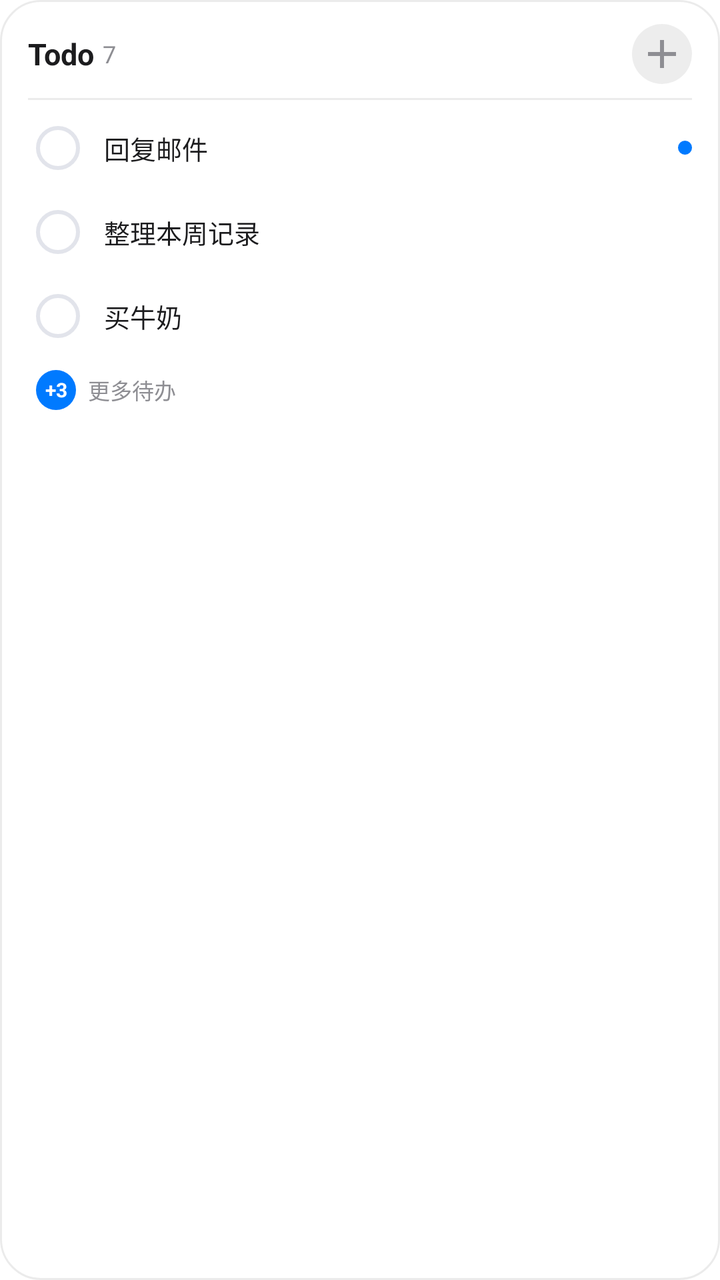
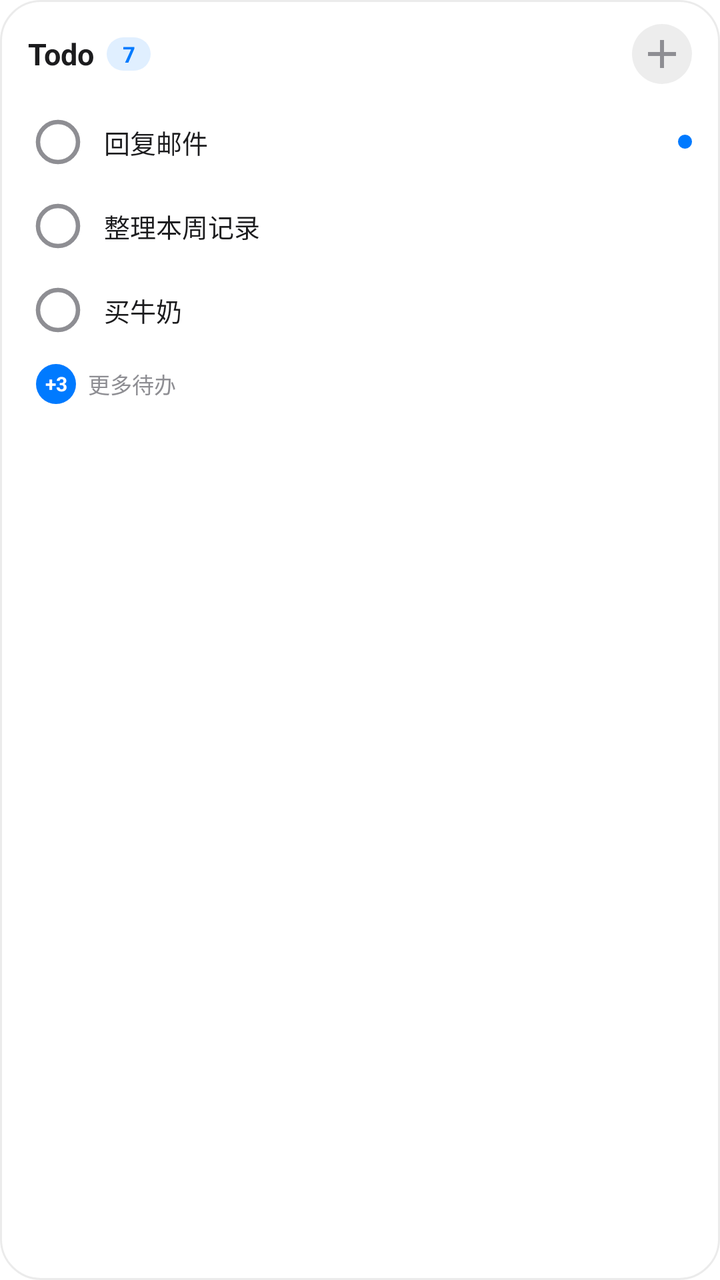

The first picture is an Android layout as it rendered before a commit; the second is the same layout after the commit. The layout source and the unified diff follow.
<!-- AndroidManifest.xml: fallback theme Theme.MaterialComponents.DayNight.NoActionBar -->
<!-- res/layout/widget_todo_preview.xml -->
<?xml version="1.0" encoding="utf-8"?>
<LinearLayout xmlns:android="http://schemas.android.com/apk/res/android"
    android:layout_width="match_parent"
    android:layout_height="match_parent"
    android:background="@drawable/bg_widget_todo"
    android:orientation="vertical"
    android:paddingLeft="14dp"
    android:paddingTop="12dp"
    android:paddingRight="14dp"
    android:paddingBottom="12dp">

    <RelativeLayout
        android:layout_width="match_parent"
        android:layout_height="wrap_content">

        <TextView
            android:id="@+id/preview_todo_title"
            android:layout_width="wrap_content"
            android:layout_height="wrap_content"
            android:layout_alignParentLeft="true"
            android:layout_centerVertical="true"
            android:text="Todo"
            android:textColor="@color/widget_text_primary"
            android:textSize="15sp"
            android:textStyle="bold" />

        <TextView
            android:layout_width="wrap_content"
            android:layout_height="wrap_content"
            android:layout_centerVertical="true"
            android:layout_marginLeft="4dp"
            android:layout_toRightOf="@id/preview_todo_title"
            android:text="7"
            android:textColor="@color/widget_text_secondary"
            android:textSize="12sp" />

        <ImageButton
            android:layout_width="30dp"
            android:layout_height="30dp"
            android:layout_alignParentRight="true"
            android:layout_centerVertical="true"
            android:background="@drawable/bg_widget_icon_btn"
            android:contentDescription="快速添加待办"
            android:scaleType="centerInside"
            android:src="@drawable/ic_add" />
    </RelativeLayout>

    <TextView
        android:layout_width="match_parent"
        android:layout_height="1dp"
        android:layout_marginTop="7dp"
        android:layout_marginBottom="5dp"
        android:background="@color/widget_todo_hairline" />

    <LinearLayout
        android:layout_width="match_parent"
        android:layout_height="wrap_content"
        android:layout_marginBottom="4dp"
        android:gravity="center_vertical"
        android:orientation="horizontal"
        android:paddingTop="4dp"
        android:paddingBottom="4dp">

        <ImageView
            android:layout_width="30dp"
            android:layout_height="30dp"
            android:contentDescription="标记完成"
            android:scaleType="centerInside"
            android:src="@drawable/ic_checkbox_unchecked" />

        <TextView
            android:layout_width="0dp"
            android:layout_height="wrap_content"
            android:layout_marginStart="8dp"
            android:layout_weight="1"
            android:ellipsize="end"
            android:maxLines="1"
            android:text="回复邮件"
            android:textColor="@color/widget_text_primary"
            android:textSize="13sp" />

        <ImageView
            android:layout_width="7dp"
            android:layout_height="7dp"
            android:layout_marginLeft="6dp"
            android:background="@drawable/bg_widget_priority_dot" />
    </LinearLayout>

    <LinearLayout
        android:layout_width="match_parent"
        android:layout_height="wrap_content"
        android:layout_marginBottom="4dp"
        android:gravity="center_vertical"
        android:orientation="horizontal"
        android:paddingTop="4dp"
        android:paddingBottom="4dp">

        <ImageView
            android:layout_width="30dp"
            android:layout_height="30dp"
            android:contentDescription="标记完成"
            android:scaleType="centerInside"
            android:src="@drawable/ic_checkbox_unchecked" />

        <TextView
            android:layout_width="0dp"
            android:layout_height="wrap_content"
            android:layout_marginStart="8dp"
            android:layout_weight="1"
            android:ellipsize="end"
            android:maxLines="1"
            android:text="整理本周记录"
            android:textColor="@color/widget_text_primary"
            android:textSize="13sp" />
    </LinearLayout>

    <LinearLayout
        android:layout_width="match_parent"
        android:layout_height="wrap_content"
        android:layout_marginBottom="4dp"
        android:gravity="center_vertical"
        android:orientation="horizontal"
        android:paddingTop="4dp"
        android:paddingBottom="4dp">

        <ImageView
            android:layout_width="30dp"
            android:layout_height="30dp"
            android:contentDescription="标记完成"
            android:scaleType="centerInside"
            android:src="@drawable/ic_checkbox_unchecked" />

        <TextView
            android:layout_width="0dp"
            android:layout_height="wrap_content"
            android:layout_marginStart="8dp"
            android:layout_weight="1"
            android:ellipsize="end"
            android:maxLines="1"
            android:text="买牛奶"
            android:textColor="@color/widget_text_primary"
            android:textSize="13sp" />
    </LinearLayout>

    <LinearLayout
        android:layout_width="wrap_content"
        android:layout_height="wrap_content"
        android:layout_marginStart="4dp"
        android:layout_marginTop="4dp"
        android:gravity="center_vertical"
        android:orientation="horizontal">

        <TextView
            android:layout_width="20dp"
            android:layout_height="20dp"
            android:background="@drawable/bg_widget_badge"
            android:gravity="center"
            android:text="+3"
            android:textColor="@color/widget_badge_text"
            android:textSize="10sp"
            android:textStyle="bold" />

        <TextView
            android:layout_width="wrap_content"
            android:layout_height="wrap_content"
            android:layout_marginStart="6dp"
            android:text="更多待办"
            android:textColor="@color/widget_text_secondary"
            android:textSize="11sp" />
    </LinearLayout>
</LinearLayout>
<!-- resources referenced by this layout -->
<resources>
  <color name="widget_badge_text">#FFFFFFFF</color>
  <color name="widget_text_primary">#1C1C1E</color>
  <color name="widget_text_secondary">#8E8E93</color>
  <color name="widget_todo_hairline">#14000000</color>
  <!-- drawable bg_widget_badge (drawable) -->
  <?xml version="1.0" encoding="utf-8"?>
  <shape xmlns:android="http://schemas.android.com/apk/res/android">
      <solid android:color="@color/widget_accent" />
      <corners android:radius="10dp" />
  </shape>
  <!-- drawable bg_widget_icon_btn (drawable) -->
  <?xml version="1.0" encoding="utf-8"?>
  <shape xmlns:android="http://schemas.android.com/apk/res/android"
      android:shape="oval">
      <solid android:color="@color/widget_todo_icon_bg" />
  </shape>
  <!-- drawable bg_widget_priority_dot (drawable) -->
  <?xml version="1.0" encoding="utf-8"?>
  <shape xmlns:android="http://schemas.android.com/apk/res/android"
      android:shape="oval">
      <solid android:color="@color/widget_priority" />
  </shape>
  <!-- drawable bg_widget_todo (drawable) -->
  <?xml version="1.0" encoding="utf-8"?>
  <shape xmlns:android="http://schemas.android.com/apk/res/android"
      android:shape="rectangle">
      <solid android:color="@color/widget_todo_surface" />
      <corners android:radius="20dp" />
      <stroke android:width="1dp" android:color="@color/widget_todo_hairline" />
  </shape>
  <!-- drawable ic_add (drawable) -->
  <vector xmlns:android="http://schemas.android.com/apk/res/android"
      android:width="24dp"
      android:height="24dp"
      android:viewportWidth="24"
      android:viewportHeight="24">
      <path
          android:fillColor="@color/widget_text_secondary"
          android:pathData="M19,13h-6v6h-2v-6H5v-2h6V5h2v6h6v2z" />
  </vector>
  <!-- drawable ic_checkbox_unchecked (drawable) -->
  <vector xmlns:android="http://schemas.android.com/apk/res/android"
      android:width="24dp"
      android:height="24dp"
      android:viewportWidth="24"
      android:viewportHeight="24">
      <path
          android:strokeColor="@color/widget_border"
          android:strokeWidth="2"
          android:fillColor="#00000000"
          android:pathData="M12,12m-10,0a10,10 0,1 1,20 0a10,10 0,1 1,-20 0" />
  </vector>
  <color name="widget_accent">#007AFF</color>
  <color name="widget_todo_icon_bg">#12000000</color>
  <color name="widget_priority">#007AFF</color>
  <color name="widget_todo_surface">#CCFFFFFF</color>
  <color name="widget_border">#E2E4EB</color>
</resources>

<!-- the commit's change to res/layout/widget_todo_preview.xml (unified diff, before → after) -->
@@ -11,7 +11,8 @@
 
     <RelativeLayout
         android:layout_width="match_parent"
-        android:layout_height="wrap_content">
+        android:layout_height="wrap_content"
+        android:layout_marginBottom="10dp">
 
         <TextView
             android:id="@+id/preview_todo_title"
@@ -28,11 +29,19 @@
             android:layout_width="wrap_content"
             android:layout_height="wrap_content"
             android:layout_centerVertical="true"
-            android:layout_marginLeft="4dp"
+            android:layout_marginLeft="6dp"
             android:layout_toRightOf="@id/preview_todo_title"
+            android:background="@drawable/bg_widget_todo_count"
+            android:gravity="center"
+            android:minWidth="22dp"
+            android:paddingLeft="6dp"
+            android:paddingTop="1dp"
+            android:paddingRight="6dp"
+            android:paddingBottom="1dp"
             android:text="7"
-            android:textColor="@color/widget_text_secondary"
-            android:textSize="12sp" />
+            android:textColor="@color/widget_accent"
+            android:textSize="11sp"
+            android:textStyle="bold" />
 
         <ImageButton
             android:layout_width="30dp"
@@ -44,13 +53,6 @@
             android:scaleType="centerInside"
             android:src="@drawable/ic_add" />
     </RelativeLayout>
-
-    <TextView
-        android:layout_width="match_parent"
-        android:layout_height="1dp"
-        android:layout_marginTop="7dp"
-        android:layout_marginBottom="5dp"
-        android:background="@color/widget_todo_hairline" />
 
     <LinearLayout
         android:layout_width="match_parent"
<!-- resource entries referenced after the edit -->
@@ -1,9 +1,9 @@
 <!-- resources referenced by this layout -->
 <resources>
+  <color name="widget_accent">#007AFF</color>
   <color name="widget_badge_text">#FFFFFFFF</color>
   <color name="widget_text_primary">#1C1C1E</color>
   <color name="widget_text_secondary">#8E8E93</color>
-  <color name="widget_todo_hairline">#14000000</color>
   <!-- drawable bg_widget_badge (drawable) -->
   <?xml version="1.0" encoding="utf-8"?>
   <shape xmlns:android="http://schemas.android.com/apk/res/android">
@@ -30,6 +30,13 @@
       <corners android:radius="20dp" />
       <stroke android:width="1dp" android:color="@color/widget_todo_hairline" />
   </shape>
+  <!-- drawable bg_widget_todo_count (drawable) -->
+  <?xml version="1.0" encoding="utf-8"?>
+  <shape xmlns:android="http://schemas.android.com/apk/res/android"
+      android:shape="rectangle">
+      <solid android:color="@color/widget_todo_count_bg" />
+      <corners android:radius="9dp" />
+  </shape>
   <!-- drawable ic_add (drawable) -->
   <vector xmlns:android="http://schemas.android.com/apk/res/android"
       android:width="24dp"
@@ -47,15 +54,15 @@
       android:viewportWidth="24"
       android:viewportHeight="24">
       <path
-          android:strokeColor="@color/widget_border"
-          android:strokeWidth="2"
+          android:strokeColor="@color/widget_text_secondary"
+          android:strokeWidth="2.2"
           android:fillColor="#00000000"
           android:pathData="M12,12m-10,0a10,10 0,1 1,20 0a10,10 0,1 1,-20 0" />
   </vector>
-  <color name="widget_accent">#007AFF</color>
   <color name="widget_todo_icon_bg">#12000000</color>
   <color name="widget_priority">#007AFF</color>
   <color name="widget_todo_surface">#CCFFFFFF</color>
-  <color name="widget_border">#E2E4EB</color>
+  <color name="widget_todo_hairline">#14000000</color>
+  <color name="widget_todo_count_bg">#1F007AFF</color>
 </resources>
 
